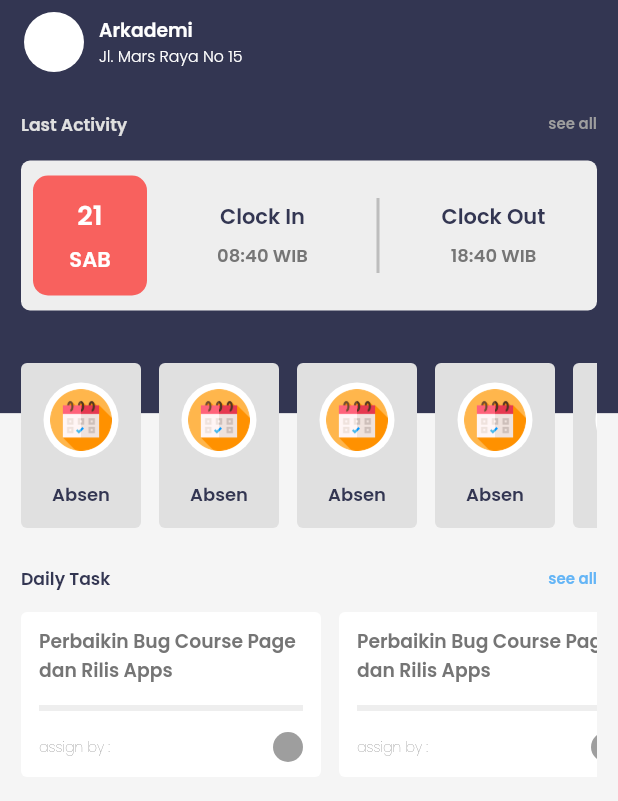
After one commit to riyanurdiansyah/app_hris, a Flutter app: the HomePage screen opened directly, on a phone screen of 412 x 824 dp. The commit adds this screen. Shown: the top 801 px of the screen. Run offline on Flutter 3.47's test engine with Material 2 defaults, Android fonts, the phone set to English and light mode, and no system bars; our stand-ins replace dartz, dio, easy_localization, equatable, fl_chart, flutter_bloc and 6 more; accounts and stored records are empty; network calls fail.

Commit message:
update ui

```diff
--- /dev/null
+++ b/lib/src/presentation/pages/home_page.dart
@@ -0,0 +1,394 @@
+import 'package:flutter/material.dart';
+import 'package:flutter/services.dart';
+import 'package:google_fonts/google_fonts.dart';
+
+import '../../../utils/app_color.dart';
+
+class HomePage extends StatelessWidget {
+  const HomePage({super.key});
+
+  @override
+  Widget build(BuildContext context) {
+    return Scaffold(
+      backgroundColor: colorPrimaryDark,
+      appBar: AppBar(
+        centerTitle: false,
+        systemOverlayStyle: const SystemUiOverlayStyle(
+          statusBarIconBrightness: Brightness.light,
+          statusBarBrightness: Brightness.light,
+        ),
+        backgroundColor: colorPrimaryDark,
+        elevation: 0,
+        automaticallyImplyLeading: false,
+        title: Row(
+          children: [
+            Container(
+              width: 40,
+              height: 40,
+              decoration: const BoxDecoration(
+                shape: BoxShape.circle,
+                color: Colors.white,
+              ),
+            ),
+            const SizedBox(
+              width: 10,
+            ),
+            Column(
+              mainAxisAlignment: MainAxisAlignment.center,
+              crossAxisAlignment: CrossAxisAlignment.start,
+              children: [
+                Text(
+                  "Arkademi",
+                  style: GoogleFonts.poppins(
+                    fontSize: 12.5,
+                    color: Colors.white,
+                    fontWeight: FontWeight.w600,
+                  ),
+                ),
+                Text(
+                  "Jl. Mars Raya No 15",
+                  style: GoogleFonts.poppins(
+                    fontSize: 10.5,
+                    color: Colors.white,
+                    fontWeight: FontWeight.w300,
+                  ),
+                ),
+              ],
+            ),
+          ],
+        ),
+      ),
+      body: Stack(
+        children: [
+          Column(
+            children: [
+              Expanded(
+                flex: 2,
+                child: Container(
+                  color: colorPrimaryDark,
+                ),
+              ),
+              Expanded(
+                flex: 5,
+                child: Container(
+                  color: Colors.grey.shade100,
+                ),
+              ),
+            ],
+          ),
+          Padding(
+            padding: const EdgeInsets.symmetric(horizontal: 14),
+            child: Column(
+              children: [
+                const SizedBox(
+                  height: 18,
+                ),
+                Row(
+                  mainAxisAlignment: MainAxisAlignment.spaceBetween,
+                  children: [
+                    Text(
+                      "Last Activity",
+                      style: GoogleFonts.poppins(
+                        fontSize: 11.5,
+                        color: Colors.grey.shade300,
+                        fontWeight: FontWeight.w600,
+                      ),
+                    ),
+                    GestureDetector(
+                      onTap: () {},
+                      child: Text(
+                        "see all",
+                        style: GoogleFonts.poppins(
+                          fontSize: 10,
+                          color: Colors.grey.shade500,
+                          fontWeight: FontWeight.w600,
+                        ),
+                      ),
+                    ),
+                  ],
+                ),
+                const SizedBox(
+                  height: 16,
+                ),
+                Container(
+                  width: double.infinity,
+                  height: 100,
+                  decoration: BoxDecoration(
+                    borderRadius: BorderRadius.circular(6),
+                    color: Colors.grey.shade200,
+                  ),
+                  child: Row(
+                    children: [
+                      Expanded(
+                        flex: 2,
+                        child: Container(
+                          margin: const EdgeInsets.symmetric(
+                              vertical: 10, horizontal: 8),
+                          decoration: BoxDecoration(
+                            borderRadius: BorderRadius.circular(10),
+                            color: const Color.fromARGB(175, 252, 32, 28),
+                          ),
+                          child: Column(
+                            mainAxisAlignment: MainAxisAlignment.center,
+                            children: [
+                              Text(
+                                "21",
+                                style: GoogleFonts.poppins(
+                                  fontSize: 18,
+                                  color: Colors.white,
+                                  fontWeight: FontWeight.w600,
+                                ),
+                              ),
+                              const SizedBox(
+                                height: 6,
+                              ),
+                              Text(
+                                "SAB",
+                                style: GoogleFonts.poppins(
+                                  fontSize: 14,
+                                  color: Colors.white,
+                                  fontWeight: FontWeight.w600,
+                                ),
+                              ),
+                            ],
+                          ),
+                        ),
+                      ),
+                      Expanded(
+                        flex: 3,
+                        child: Column(
+                          mainAxisAlignment: MainAxisAlignment.center,
+                          children: [
+                            Text(
+                              "Clock In",
+                              style: GoogleFonts.poppins(
+                                fontSize: 14,
+                                color: colorPrimaryDark,
+                                fontWeight: FontWeight.w600,
+                              ),
+                            ),
+                            const SizedBox(
+                              height: 6,
+                            ),
+                            Text(
+                              "08:40 WIB",
+                              style: GoogleFonts.poppins(
+                                fontSize: 12,
+                                color: Colors.grey.shade600,
+                                fontWeight: FontWeight.w600,
+                              ),
+                            ),
+                          ],
+                        ),
+                      ),
+                      Padding(
+                        padding: const EdgeInsets.symmetric(vertical: 25),
+                        child: VerticalDivider(
+                          thickness: 2,
+                          color: Colors.grey.shade400,
+                        ),
+                      ),
+                      Expanded(
+                        flex: 3,
+                        child: Column(
+                          mainAxisAlignment: MainAxisAlignment.center,
+                          children: [
+                            Text(
+                              "Clock Out",
+                              style: GoogleFonts.poppins(
+                                fontSize: 14,
+                                color: colorPrimaryDark,
+                                fontWeight: FontWeight.w600,
+                              ),
+                            ),
+                            const SizedBox(
+                              height: 6,
+                            ),
+                            Text(
+                              "18:40 WIB",
+                              style: GoogleFonts.poppins(
+                                fontSize: 12,
+                                color: Colors.grey.shade600,
+                                fontWeight: FontWeight.w600,
+                              ),
+                            ),
+                          ],
+                        ),
+                      ),
+                    ],
+                  ),
+                ),
+                const SizedBox(
+                  height: 35,
+                ),
+                SingleChildScrollView(
+                  scrollDirection: Axis.horizontal,
+                  child: Row(
+                    children: List.generate(
+                      5,
+                      (index) => Container(
+                        width: 80,
+                        height: 110,
+                        margin: EdgeInsets.only(right: index + 1 == 5 ? 0 : 12),
+                        decoration: BoxDecoration(
+                          borderRadius: BorderRadius.circular(4),
+                          color: Colors.grey.shade300,
+                        ),
+                        child: Column(
+                          mainAxisAlignment: MainAxisAlignment.center,
+                          children: [
+                            Container(
+                              width: 50,
+                              height: 50,
+                              decoration: const BoxDecoration(
+                                shape: BoxShape.circle,
+                                color: Colors.white,
+                                image: DecorationImage(
+                                  image: AssetImage(
+                                    "assets/images/attendance.png",
+                                  ),
+                                  scale: 12.5,
+                                ),
+                              ),
+                            ),
+                            const SizedBox(
+                              height: 16,
+                            ),
+                            Text(
+                              "Absen",
+                              style: GoogleFonts.poppins(
+                                fontSize: 12,
+                                color: colorPrimaryDark,
+                                fontWeight: FontWeight.w600,
+                              ),
+                            ),
+                          ],
+                        ),
+                      ),
+                    ),
+                  ),
+                ),
+                const SizedBox(
+                  height: 25,
+                ),
+                Row(
+                  mainAxisAlignment: MainAxisAlignment.spaceBetween,
+                  children: [
+                    Text(
+                      "Daily Task",
+                      style: GoogleFonts.poppins(
+                        fontSize: 11.5,
+                        color: colorPrimaryDark,
+                        fontWeight: FontWeight.w600,
+                      ),
+                    ),
+                    GestureDetector(
+                      onTap: () {},
+                      child: Text(
+                        "see all",
+                        style: GoogleFonts.poppins(
+                          fontSize: 10,
+                          color: Colors.blue.shade300,
+                          fontWeight: FontWeight.w600,
+                        ),
+                      ),
+                    ),
+                  ],
+                ),
+                const SizedBox(
+                  height: 14,
+                ),
+                SingleChildScrollView(
+                  scrollDirection: Axis.horizontal,
+                  child: Row(
+                    children: List.generate(
+                      5,
+                      (index) => Container(
+                        padding: const EdgeInsets.symmetric(
+                            horizontal: 12, vertical: 10),
+                        margin: EdgeInsets.only(right: index + 1 == 5 ? 0 : 12),
+                        width: 200,
+                        decoration: BoxDecoration(
+                          borderRadius: BorderRadius.circular(4),
+                          color: Colors.white,
+                        ),
+                        child:
+                            // Container(
+                            //   margin: const EdgeInsets.symmetric(vertical: 12),
+                            //   alignment: Alignment.topCenter,
+                            //   width: 6,
+                            //   height: 80,
+                            //   decoration: BoxDecoration(
+                            //     color: Color(Random().nextInt(0xF4F4F4F4)),
+                            //     borderRadius: const BorderRadius.only(
+                            //       topRight: Radius.circular(6),
+                            //       bottomRight: Radius.circular(6),
+                            //     ),
+                            //   ),
+                            // ),
+                            // const SizedBox(
+                            //   width: 14,
+                            // ),
+                            SizedBox(
+                          width: 150,
+                          child: Column(
+                            mainAxisAlignment: MainAxisAlignment.center,
+                            crossAxisAlignment: CrossAxisAlignment.start,
+                            children: [
+                              Text(
+                                "Perbaikin Bug Course Page dan Rilis Apps",
+                                maxLines: 2,
+                                overflow: TextOverflow.ellipsis,
+                                style: GoogleFonts.poppins(
+                                  fontSize: 12.5,
+                                  color: Colors.grey.shade600,
+                                  fontWeight: FontWeight.w600,
+                                ),
+                              ),
+                              const SizedBox(
+                                height: 8,
+                              ),
+                              Divider(
+                                thickness: 4,
+                                color: Colors.grey.shade200,
+                              ),
+                              const SizedBox(
+                                height: 8,
+                              ),
+                              Row(
+                                mainAxisAlignment:
+                                    MainAxisAlignment.spaceBetween,
+                                children: [
+                                  Text(
+                                    "assign by :",
+                                    overflow: TextOverflow.ellipsis,
+                                    style: GoogleFonts.poppins(
+                                      fontSize: 9.5,
+                                      fontWeight: FontWeight.w200,
+                                    ),
+                                  ),
+                                  Container(
+                                    width: 20,
+                                    height: 20,
+                                    decoration: const BoxDecoration(
+                                      shape: BoxShape.circle,
+                                      color: Colors.grey,
+                                    ),
+                                  )
+                                ],
+                              )
+                            ],
+                          ),
+                        ),
+                      ),
+                    ),
+                  ),
+                )
+              ],
+            ),
+          ),
+        ],
+      ),
+    );
+  }
+}
--- a/lib/src/presentation/pages/main_page.dart
+++ b/lib/src/presentation/pages/main_page.dart
@@ -1,6 +1,7 @@
 import 'package:app_hris/src/presentation/cubit/navbar/navbar_cubit.dart';
 import 'package:app_hris/src/presentation/pages/akun_page.dart';
 import 'package:app_hris/src/presentation/pages/grafik_page.dart';
+import 'package:app_hris/src/presentation/pages/home_page.dart';
 import 'package:app_hris/src/presentation/pages/news_page.dart';
 import 'package:app_hris/utils/app_color.dart';
 import 'package:flutter/cupertino.dart';
@@ -21,9 +22,7 @@ class MainPage extends StatelessWidget {
           builder: (context, state) => IndexedStack(
             index: state.index,
             children: [
-              Container(
-                color: Colors.red,
-              ),
+              const HomePage(),
               const NewsPage(),
               Container(
                 color: Colors.blue,
```
Also changed, not shown: assets/images/attendance.png (added).
